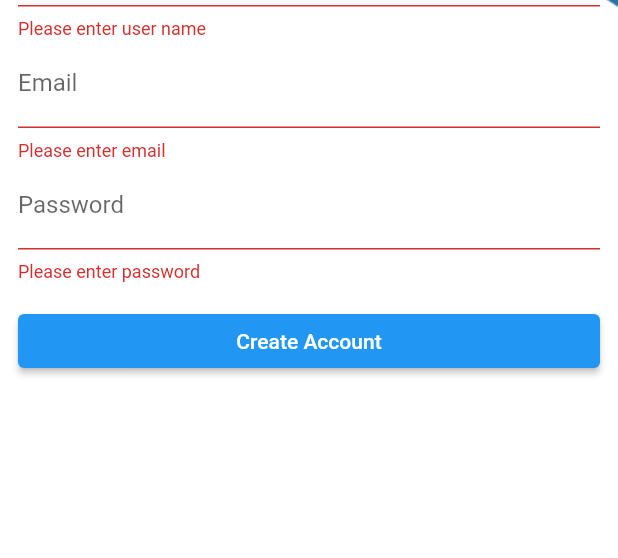
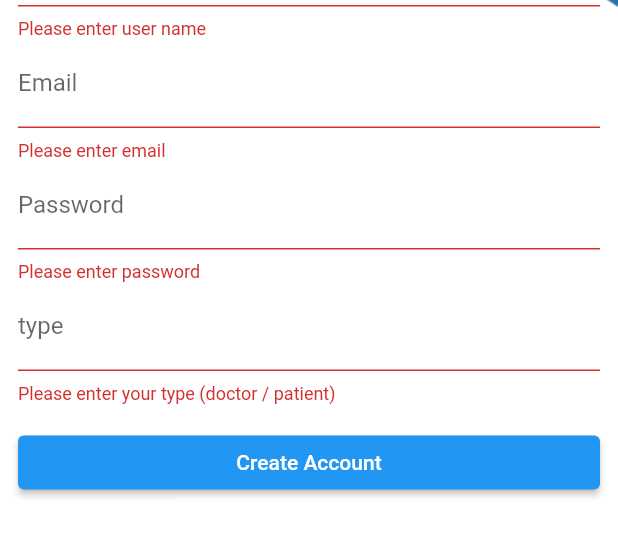
Before and after one commit to Kohlaa/last, a Flutter app: the RegisterScreen screen opened by its route, after a tap on "Create Account", on a phone screen of 412 x 824 dp, the part 427-985 px from its top. Run offline on Flutter 3.47's test engine with Material 2 defaults, Android fonts, the phone set to English and light mode, and no system bars; our stand-ins replace bloc, cloud_firestore, firebase_auth, firebase_core, firebase_messaging, flutter_bloc and 5 more; accounts and stored records are empty.

Commit message:
updates ya bro

```diff
--- a/lib/ui/login/login_screen.dart
+++ b/lib/ui/login/login_screen.dart
@@ -2,8 +2,8 @@ import 'dart:async';
 
 import 'package:chat/constants/transitions.dart';
 import 'package:chat/model/my_user.dart';
+import 'package:chat/network/local/cache_helper.dart';
 import 'package:chat/provider/user_provider.dart';
-import 'package:chat/ui/home/home_screen.dart';
 import 'package:chat/ui/login/login_navigator.dart';
 import 'package:chat/ui/login/login_view_model.dart';
 import 'package:chat/ui/register/register_screen.dart';
@@ -24,6 +24,7 @@ class _LoginScreenState extends State<LoginScreen> implements LoginNavigator {
   var formkey = GlobalKey<FormState>();
   String email = '';
   String password = '';
+  String type = '';
   LoginViewModel viewModel = LoginViewModel();
 
   @override
@@ -69,7 +70,7 @@ class _LoginScreenState extends State<LoginScreen> implements LoginNavigator {
                       },
                       validator: (text) {
                         bool emailValid = RegExp(
-                                r"^[a-zA-Z0-9.a-zA-Z0-9.!#$%&'*+-/=?^_`{|}~]+@[a-zA-Z0-9]+\.[a-zA-Z]+")
+                            r"^[a-zA-Z0-9.a-zA-Z0-9.!#$%&'*+-/=?^_`{|}~]+@[a-zA-Z0-9]+\.[a-zA-Z]+")
                             .hasMatch(text!);
                         if (text == null || text.trim().isEmpty) {
                           return 'Please enter email';
@@ -91,6 +92,18 @@ class _LoginScreenState extends State<LoginScreen> implements LoginNavigator {
                         }
                         if (text.length < 6) {
                           return 'Password must be at least 6 chars.';
+                        }
+                        return null;
+                      },
+                    ),
+                    TextFormField(
+                      decoration: const InputDecoration(labelText: 'type'),
+                      onChanged: (text) {
+                        type = text;
+                      },
+                      validator: (text) {
+                        if (text == null || text.trim().isEmpty) {
+                          return 'Please enter your type (doctor / patient)';
                         }
                         return null;
                       },
@@ -121,6 +134,8 @@ class _LoginScreenState extends State<LoginScreen> implements LoginNavigator {
 
   void validateForm() {
     if (formkey.currentState?.validate() == true) {
+      CacheHelper.saveData(key: 'email', value: email);
+      CacheHelper.saveData(key: 'type', value: type);
       viewModel.loginFirebaseAuth(email, password);
     }
   }
--- a/lib/ui/register/register_screen.dart
+++ b/lib/ui/register/register_screen.dart
@@ -12,6 +12,7 @@ import 'package:chat/utils.dart' as Utils;
 import 'package:provider/provider.dart';
 
 import '../../constants/transitions.dart';
+import '../../network/local/cache_helper.dart';
 import '../../view/bottom_nav/bottom_nav_screen.dart';
 
 class RegisterScreen extends StatefulWidget {
@@ -32,6 +33,7 @@ class _RegisterScreenState extends State<RegisterScreen>
   String email = '';
 
   String password = '';
+  String type = '';
 
   var formKey = GlobalKey<FormState>();
   RegisterViewModel viewModel = RegisterViewModel();
@@ -160,10 +162,9 @@ class _RegisterScreenState extends State<RegisterScreen>
                         onChanged: (text) {
                           email = text;
                         },
-
                         validator: (text) {
                           bool emailValid = RegExp(
-                                  r"^[a-zA-Z0-9.a-zA-Z0-9.!#$%&'*+-/=?^_`{|}~]+@[a-zA-Z0-9]+\.[a-zA-Z]+")
+                              r"^[a-zA-Z0-9.a-zA-Z0-9.!#$%&'*+-/=?^_`{|}~]+@[a-zA-Z0-9]+\.[a-zA-Z]+")
                               .hasMatch(text!);
                           if (text == null || text.trim().isEmpty) {
                             return 'Please enter email';
@@ -176,7 +177,7 @@ class _RegisterScreenState extends State<RegisterScreen>
                       ),
                       TextFormField(
                         decoration:
-                            const InputDecoration(labelText: 'Password'),
+                        const InputDecoration(labelText: 'Password'),
                         onChanged: (text) {
                           password = text;
                         },
@@ -190,14 +191,27 @@ class _RegisterScreenState extends State<RegisterScreen>
                           return null;
                         },
                       ),
+                      TextFormField(
+                        decoration: const InputDecoration(labelText: 'type'),
+                        onChanged: (text) {
+                          type = text;
+                        },
+                        validator: (text) {
+                          if (text == null || text.trim().isEmpty) {
+                            return 'Please enter your type (doctor / patient)';
+                          }
+                          return null;
+                        },
+                      ),
                       const SizedBox(
                         height: 15,
                       ),
                       ElevatedButton(
-                          onPressed: () {
-                            validateForm();
-                          },
-                          child: const Text('Create Account'))
+                        onPressed: () {
+                          validateForm();
+                        },
+                        child: const Text('Create Account'),
+                      )
                     ],
                   ),
                 ),
@@ -211,6 +225,9 @@ class _RegisterScreenState extends State<RegisterScreen>
 
   Future<void> validateForm() async {
     if (formKey.currentState?.validate() == true) {
+      CacheHelper.saveData(key: 'email', value: email);
+      CacheHelper.saveData(key: 'name', value: firstName + " " + lastName);
+      CacheHelper.saveData(key: 'type', value: type);
       viewModel.registerFirebaseAuth(
           email, password, firstName, lastName, userName);
     }
@@ -242,7 +259,8 @@ class _RegisterScreenState extends State<RegisterScreen>
     userProvider.user = user;
     // TODO: implement navigateToHome
     Timer(const Duration(seconds: 3), () {
-      Navigator.of(context).pushReplacement(CustomPageRoute(child: const AppLayout()));
+      Navigator.of(context)
+          .pushReplacement(CustomPageRoute(child: const AppLayout()));
     });
   }
 }
```
Also changed, not shown: lib/widgets/call_widget.dart (+16 -0 lines), 1 other file.
